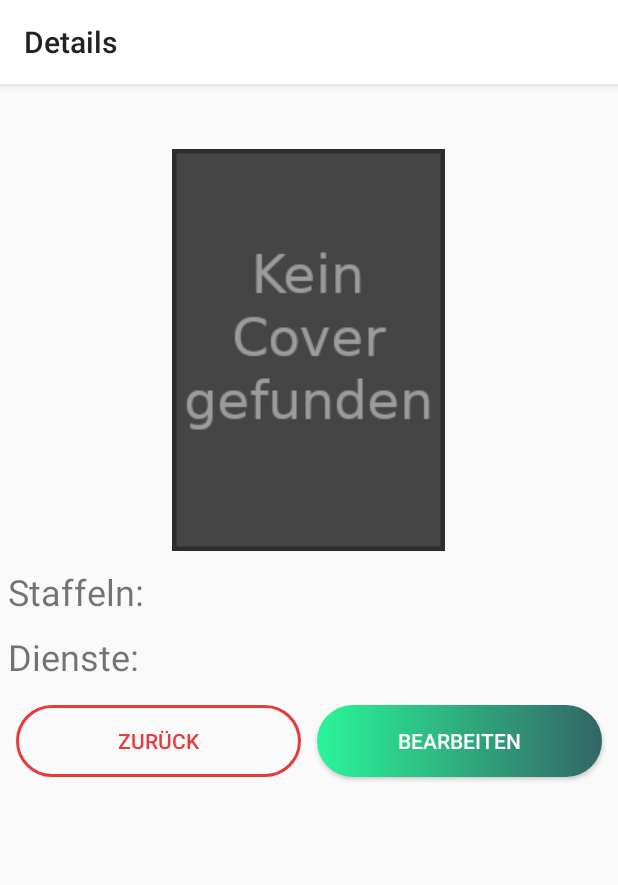
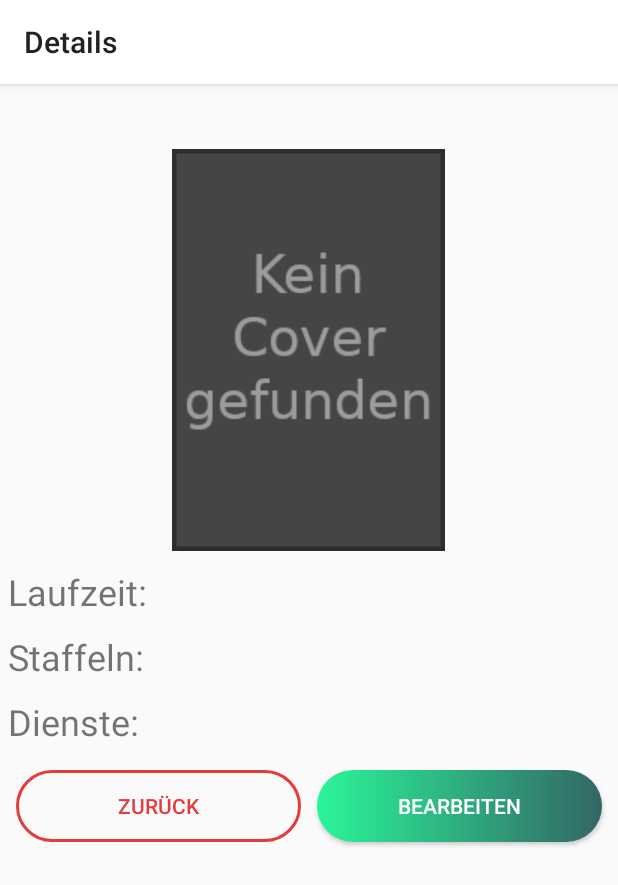
Before and after one commit to CaptainN3ro/EAE, an Android app: the DetailActivity screen opened directly, with no data from a screen before it, on a phone screen of 412 x 824 dp. Shown: the top 885 px of the screen. Run offline under Robolectric (Android 15) with nearby library versions, the phone set to English and light mode, and no system bars; 1 statement that could not run was skipped.

Commit message:
Laufzeit neu

```diff
--- a/app/src/main/java/com/example/nwt/DetailActivity.java
+++ b/app/src/main/java/com/example/nwt/DetailActivity.java
@@ -91,6 +91,7 @@ public class DetailActivity extends AppCompatActivity {
             }
             ((TextView) findViewById(R.id.INSERT_NAME)).setText(s.getName());
             ((TextView) findViewById(R.id.INSERT_STAFFELN)).setText(s.getStaffeln() + "");
+            ((TextView) findViewById(R.id.INSERT_LAUFZEIT)).setText(s.getLaufzeit() + "");
             String diensteText = "";
             for(int i = 0; i < s.getStreamingDienste().size(); i++) {
                 if(i > 0) {
--- a/app/src/main/java/com/example/nwt/HinzufuegenActivity.java
+++ b/app/src/main/java/com/example/nwt/HinzufuegenActivity.java
@@ -28,7 +28,7 @@ import java.util.concurrent.atomic.AtomicReference;
 public class HinzufuegenActivity extends AppCompatActivity {
 
     Switch autoloadSwitch;
-    TextView nameBox, seasonBox, providerBox;
+    TextView nameBox, seasonBox, providerBox, runtimeBox;
     LinearLayout layoutSelection;
 
     @Override
@@ -43,6 +43,7 @@ public class HinzufuegenActivity extends AppCompatActivity {
         nameBox = findViewById(R.id.INPUT_NAME);
         seasonBox = findViewById(R.id.INPUT_SEASONS);
         providerBox = findViewById(R.id.INPUT_PROVIDERS);
+        runtimeBox = findViewById(R.id.INPUT_LAUFZEIT);
         autoloadSwitch = findViewById(R.id.SWITCH_AUTOLOAD);
         layoutSelection = findViewById(R.id.LAYOUT_SELECTION);
 
@@ -51,12 +52,14 @@ public class HinzufuegenActivity extends AppCompatActivity {
             if(state) {
                 providerBox.setVisibility(View.GONE);
                 seasonBox.setVisibility(View.GONE);
+                runtimeBox.setVisibility(View.GONE);
                 hintText.setVisibility(View.VISIBLE);
                 addButton.setText("Suchen");
                 layoutSelection.setVisibility(View.VISIBLE);
             } else {
                 providerBox.setVisibility(View.VISIBLE);
                 seasonBox.setVisibility(View.VISIBLE);
+                runtimeBox.setVisibility(View.VISIBLE);
                 hintText.setVisibility(View.GONE);
                 addButton.setText("Hinzufügen");
                 layoutSelection.setVisibility(View.GONE);
@@ -127,6 +130,7 @@ public class HinzufuegenActivity extends AppCompatActivity {
                 dienste.add(new Dienst(dienst.trim()));
             }
             s.setStreamingDienste(dienste);
+            s.setLaufzeit(runtimeBox.getText().toString());
         }
         resultIntent.putExtra("SERIE", s);
         resultIntent.putExtra("AUTOLOAD", autoload);
--- a/app/src/main/java/com/example/nwt/model/Data.java
+++ b/app/src/main/java/com/example/nwt/model/Data.java
@@ -192,7 +192,7 @@ public class Data {
                         checkedString += s.getChecked()[i];
                     }
                 }
-                bw.write(s.getName() + ";" + s.getStaffeln() + ";" + checkedString + ";" + diensteString + ";" + s.getCover());
+                bw.write(s.getName() + ";" + s.getStaffeln() + ";" + checkedString + ";" + diensteString + ";" + s.getCover()+";"+ s.getLaufzeit());
                 bw.newLine();
             }
             bw.close();
@@ -230,6 +230,8 @@ public class Data {
         }
         if(tokens.length > 4) {
             s.setCover(tokens[4]);
+            s.setLaufzeit(tokens[5].trim());
+
         }
         serien.add(s);
     }
--- a/app/src/main/java/com/example/nwt/scraping/DataScraper.java
+++ b/app/src/main/java/com/example/nwt/scraping/DataScraper.java
@@ -89,6 +89,7 @@ public class DataScraper {
             }
         }
 
+
         w.connect(IMDB_URL.split(".com")[0] + ".com" + urlString);
         if(w.gotoLineThatContains("poster")) {
             if(w.gotoLineThatContains("src=")){
@@ -98,11 +99,16 @@ public class DataScraper {
             }
         }
 
+
         if(w.gotoLineThatContains("Seasons")) {
             if(w.gotoLineThatContains("season=")) {
                 String seasons = w.getLine().split("season=")[1].split("&")[0];
                 serie.setStaffeln(Util.parseInt(seasons));
             }
+        }
+        if(w.gotoLineThatContains(" onclick=\"toggleSeeMoreEpisodes")){
+            String laufzeit = w.getLine().split("episodes,")[1].trim();
+            serie.setLaufzeit(laufzeit);
         }
 
         w.connect(WERSTREAMTES_URL.replace("NAME", serie.getName()));
--- a/app/src/main/res/layout/activity_detail.xml
+++ b/app/src/main/res/layout/activity_detail.xml
@@ -45,6 +45,31 @@
                 android:orientation="horizontal">
 
                 <TextView
+                    android:id="@+id/DETAIL_LAUFZEIT"
+                    android:layout_width="200dp"
+                    android:layout_height="wrap_content"
+                    android:layout_weight="1"
+                    android:fontFamily="sans-serif"
+                    android:gravity="start"
+                    android:text="Laufzeit:"
+                    android:textSize="24sp" />
+
+                <TextView
+                    android:id="@+id/INSERT_LAUFZEIT"
+                    android:layout_width="match_parent"
+                    android:layout_height="wrap_content"
+                    android:layout_weight="1"
+                    android:gravity="left"
+                    android:textSize="24sp" />
+            </LinearLayout>
+
+            <LinearLayout
+                android:layout_width="match_parent"
+                android:layout_height="wrap_content"
+                android:layout_margin="5dp"
+                android:orientation="horizontal">
+
+                <TextView
                     android:id="@+id/DETAIL_STAFFELN"
                     android:layout_width="200dp"
                     android:layout_height="wrap_content"
@@ -67,7 +92,9 @@
                 android:id="@+id/LAYOUT_CHECKBOXES"
                 android:layout_width="match_parent"
                 android:layout_height="match_parent"
-                android:orientation="vertical"></LinearLayout>
+                android:orientation="vertical">
+
+            </LinearLayout>
 
             <LinearLayout
                 android:layout_width="match_parent"
@@ -123,6 +150,7 @@
                     android:background="@drawable/button_green_gradient"
                     android:text="Bearbeiten"
                     android:textColor="#FFFFFF" />
+
             </LinearLayout>
 
         </LinearLayout>
```
Also changed, not shown: app/src/main/java/com/example/nwt/BearbeitenActivity.java (+18 -1 lines), app/src/main/java/com/example/nwt/model/Serie.java (+8 -0 lines), app/src/main/res/layout/activity_bearbeiten.xml (+23 -0 lines), app/src/main/res/layout/activity_hinzufuegen.xml (+10 -0 lines).
